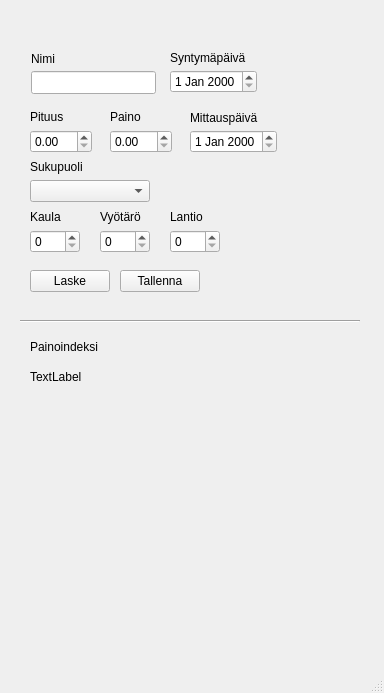
The window that app.ui (eeroleppalehto/fitnessGUI) describes before a commit, drawn with Qt 5.
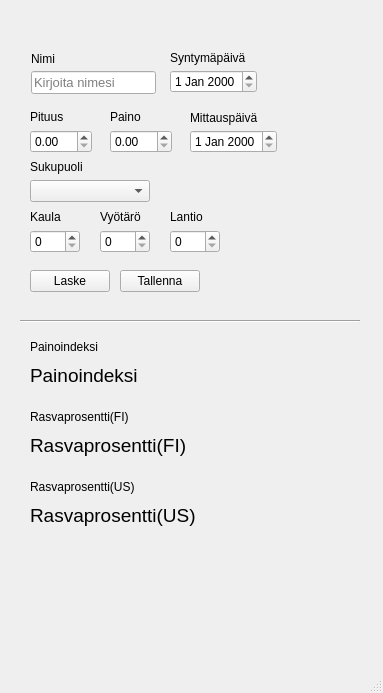
The same window after the commit.

```diff
--- a/app.ui
+++ b/app.ui
@@ -6,7 +6,7 @@
    <rect>
     <x>0</x>
     <y>0</y>
-    <width>384</width>
+    <width>383</width>
     <height>693</height>
    </rect>
   </property>
@@ -47,6 +47,9 @@
     <property name="toolTipDuration">
      <number>3</number>
     </property>
+    <property name="placeholderText">
+     <string>Kirjoita nimesi</string>
+    </property>
    </widget>
    <widget class="QDateEdit" name="dateEdit">
     <property name="geometry">
@@ -287,17 +290,84 @@
      <enum>Qt::Horizontal</enum>
     </property>
    </widget>
-   <widget class="QLabel" name="label_2">
+   <widget class="QLabel" name="bmiLabel">
     <property name="geometry">
      <rect>
       <x>30</x>
-      <y>370</y>
-      <width>60</width>
+      <y>360</y>
+      <width>110</width>
+      <height>30</height>
+     </rect>
+    </property>
+    <property name="font">
+     <font>
+      <pointsize>14</pointsize>
+     </font>
+    </property>
+    <property name="text">
+     <string>Painoindeksi</string>
+    </property>
+   </widget>
+   <widget class="QLabel" name="fatFiLabel">
+    <property name="geometry">
+     <rect>
+      <x>30</x>
+      <y>430</y>
+      <width>170</width>
+      <height>30</height>
+     </rect>
+    </property>
+    <property name="font">
+     <font>
+      <pointsize>14</pointsize>
+     </font>
+    </property>
+    <property name="text">
+     <string>Rasvaprosentti(FI)</string>
+    </property>
+   </widget>
+   <widget class="QLabel" name="bmiLabel_2">
+    <property name="geometry">
+     <rect>
+      <x>30</x>
+      <y>410</y>
+      <width>100</width>
       <height>14</height>
      </rect>
     </property>
     <property name="text">
-     <string>TextLabel</string>
+     <string>Rasvaprosentti(FI)</string>
+    </property>
+   </widget>
+   <widget class="QLabel" name="fatUsLabel">
+    <property name="geometry">
+     <rect>
+      <x>30</x>
+      <y>500</y>
+      <width>170</width>
+      <height>30</height>
+     </rect>
+    </property>
+    <property name="font">
+     <font>
+      <pointsize>14</pointsize>
+     </font>
+    </property>
+    <property name="text">
+     <string>Rasvaprosentti(US)</string>
+    </property>
+   </widget>
+   <widget class="QLabel" name="bmiLabel_3">
+    <property name="geometry">
+     <rect>
+      <x>30</x>
+      <y>480</y>
+      <width>110</width>
+      <height>14</height>
+     </rect>
+    </property>
+    <property name="text">
+     <string>Rasvaprosentti(US)</string>
     </property>
    </widget>
   </widget>
```
Left out of the diff: 15 changed lines with no effect on the pictures.
